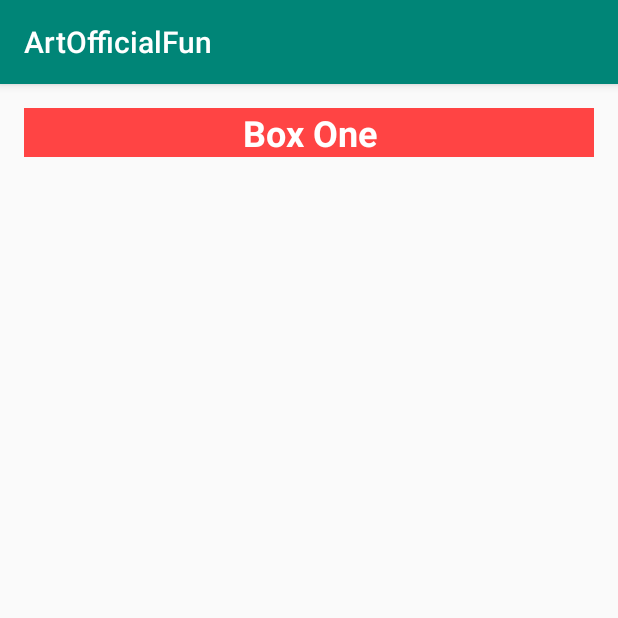
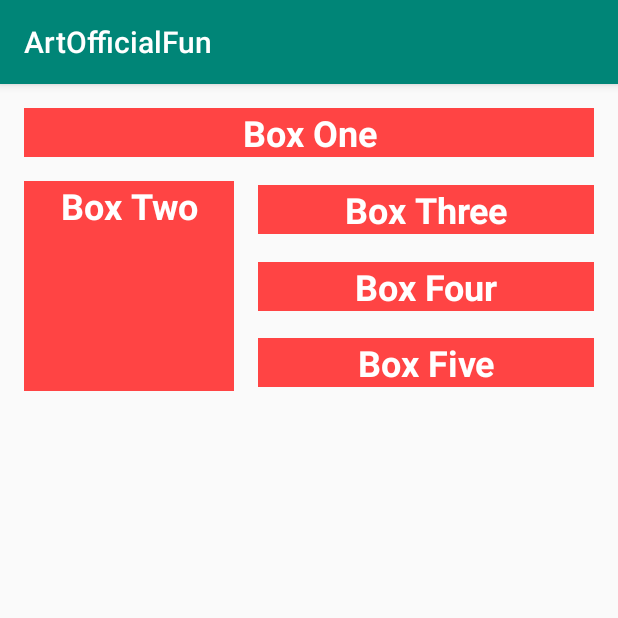
Before and after one commit to InquisitiveMindHasToKnow/ArtOfficialFun, an Android app: the screen it shows after launch (MainActivity), on a phone screen of 412 x 824 dp, the top half of it. Run offline under Robolectric (Android 15) with nearby library versions, the phone set to English and light mode, and no system bars; Roboto replaces fonts that are not available here.

Commit message:
Added box three, four, five and used layout chaining to match constraints to box two.

```diff
--- a/app/src/main/res/layout/activity_main.xml
+++ b/app/src/main/res/layout/activity_main.xml
@@ -8,6 +8,7 @@
 
     <TextView
         android:id="@+id/box_one_text"
+        style="@style/RedBox"
         android:layout_width="0dp"
         android:layout_height="wrap_content"
         android:layout_marginLeft="@dimen/margin_wide"
@@ -16,7 +17,59 @@
         android:text="@string/box_one"
         app:layout_constraintLeft_toLeftOf="parent"
         app:layout_constraintRight_toRightOf="parent"
-        app:layout_constraintTop_toTopOf="parent"
-        style="@style/RedBox" />
+        app:layout_constraintTop_toTopOf="parent" />
+
+    <TextView
+        android:id="@+id/box_two_text"
+        style="@style/RedBox"
+        android:layout_width="140dp"
+        android:layout_height="140dp"
+        android:layout_marginStart="16dp"
+        android:layout_marginTop="16dp"
+        android:text="@string/box_two"
+        app:layout_constraintStart_toStartOf="parent"
+        app:layout_constraintTop_toBottomOf="@+id/box_one_text" />
+
+    <TextView
+        android:id="@+id/box_three_text"
+        style="@style/RedBox"
+        android:layout_width="0dp"
+        android:layout_height="wrap_content"
+        android:layout_marginStart="16dp"
+        android:layout_marginEnd="16dp"
+        android:text="@string/box_three"
+        app:layout_constraintBottom_toTopOf="@+id/box_four_text"
+        app:layout_constraintEnd_toEndOf="parent"
+        app:layout_constraintHorizontal_bias="0.09"
+        app:layout_constraintStart_toEndOf="@+id/box_two_text"
+        app:layout_constraintTop_toTopOf="@+id/box_two_text" />
+
+    <TextView
+        android:id="@+id/box_four_text"
+        style="@style/RedBox"
+        android:layout_width="0dp"
+        android:layout_height="wrap_content"
+        android:layout_marginStart="16dp"
+        android:layout_marginTop="16dp"
+        android:layout_marginEnd="16dp"
+        android:layout_marginBottom="16dp"
+        android:text="@string/box_four"
+        app:layout_constraintBottom_toTopOf="@+id/box_five_text"
+        app:layout_constraintEnd_toEndOf="parent"
+        app:layout_constraintStart_toEndOf="@+id/box_two_text"
+        app:layout_constraintTop_toBottomOf="@+id/box_three_text" />
+
+    <TextView
+        android:id="@+id/box_five_text"
+        style="@style/RedBox"
+        android:layout_width="0dp"
+        android:layout_height="wrap_content"
+        android:layout_marginStart="16dp"
+        android:layout_marginEnd="16dp"
+        android:text="@string/box_five"
+        app:layout_constraintBottom_toBottomOf="@id/box_two_text"
+        app:layout_constraintEnd_toEndOf="parent"
+        app:layout_constraintStart_toEndOf="@+id/box_two_text"
+        app:layout_constraintTop_toBottomOf="@+id/box_four_text" />
 
 </androidx.constraintlayout.widget.ConstraintLayout>
--- a/app/src/main/res/values/strings.xml
+++ b/app/src/main/res/values/strings.xml
@@ -1,4 +1,11 @@
 <resources>
     <string name="app_name">ArtOfficialFun</string>
     <string name="box_one">Box One</string>
+    <string name="box_two">Box Two</string>
+    <string name="box_three">Box Three</string>
+    <string name="box_four">Box Four</string>
+    <string name="box_five">Box Five</string>
+    <string name="blue_button">BLUE</string>
+    <string name="yellow_button">YELLOW</string>
+    <string name="black_button">BLACK</string>
 </resources>
```
